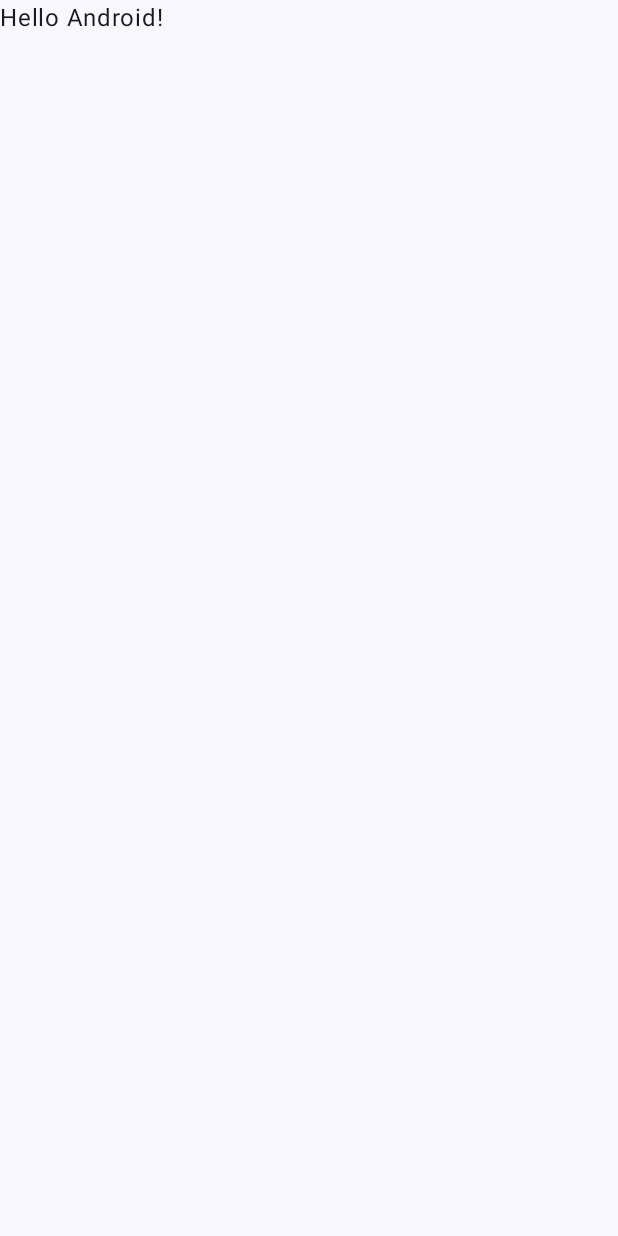
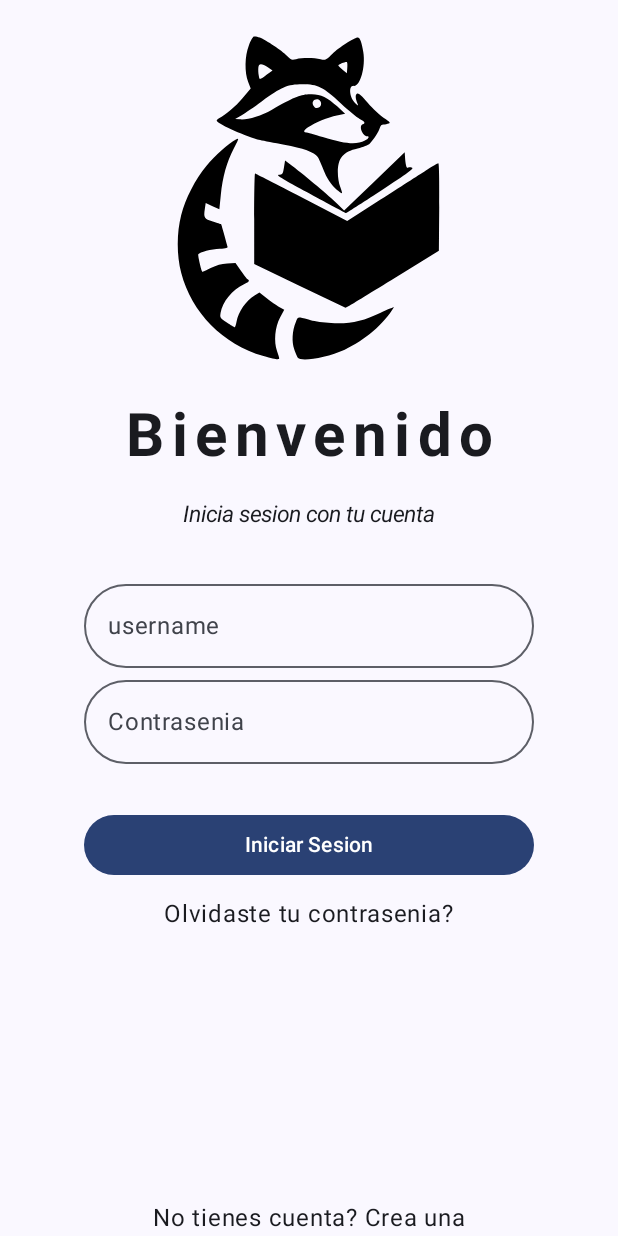
Before and after one commit to PDM-24/proyecto-power-rangers, an Android app built with Jetpack Compose: the screen it shows after launch (MainActivity), on a phone screen of 412 x 824 dp. Before the commit the screen is almost empty. Run offline under Robolectric (Android 15) with nearby library versions, the phone set to English and light mode, and no system bars.

Commit message:
feat(build): Add dependencies
coroutines, navigation, lifecycle viewmodel, dependencies were added
kotlinCompilerExtensionVersion was updated to 1.5.14
kotlin was updated to 1.9.24
ksp was added

```diff
--- a/app/src/main/java/com/pw2024/proyectomoviles/MainActivity.kt
+++ b/app/src/main/java/com/pw2024/proyectomoviles/MainActivity.kt
@@ -11,37 +11,19 @@ import androidx.compose.material3.Text
 import androidx.compose.runtime.Composable
 import androidx.compose.ui.Modifier
 import androidx.compose.ui.tooling.preview.Preview
+import com.pw2024.proyectomoviles.ui.login.LoginScreen
+import com.pw2024.proyectomoviles.ui.login.LoginViewModel
 import com.pw2024.proyectomoviles.ui.theme.ProyectoMovilesTheme
 
 class MainActivity : ComponentActivity() {
+    val viewModel = LoginViewModel()
     override fun onCreate(savedInstanceState: Bundle?) {
         super.onCreate(savedInstanceState)
         enableEdgeToEdge()
         setContent {
             ProyectoMovilesTheme {
-                Scaffold(modifier = Modifier.fillMaxSize()) { innerPadding ->
-                    Greeting(
-                        name = "Android",
-                        modifier = Modifier.padding(innerPadding)
-                    )
-                }
+                LoginScreen(viewModel)
             }
         }
     }
 }
-
-@Composable
-fun Greeting(name: String, modifier: Modifier = Modifier) {
-    Text(
-        text = "Hello $name!",
-        modifier = modifier
-    )
-}
-
-@Preview(showBackground = true)
-@Composable
-fun GreetingPreview() {
-    ProyectoMovilesTheme {
-        Greeting("Android")
-    }
-}
--- /dev/null
+++ b/app/src/main/java/com/pw2024/proyectomoviles/ui/login/LoginEvent.kt
@@ -0,0 +1,6 @@
+package com.pw2024.proyectomoviles.ui.login
+
+sealed class LoginEvent {
+    data class UpdateUsername(val updatedUsername: String): LoginEvent()
+    data class UpdatePassword(val updatedPassword: String): LoginEvent()
+}
--- a/app/src/main/java/com/pw2024/proyectomoviles/ui/login/LoginScreen.kt
+++ b/app/src/main/java/com/pw2024/proyectomoviles/ui/login/LoginScreen.kt
@@ -15,6 +15,7 @@ import androidx.compose.material3.OutlinedTextField
 import androidx.compose.material3.Scaffold
 import androidx.compose.material3.Text
 import androidx.compose.runtime.Composable
+import androidx.compose.runtime.collectAsState
 import androidx.compose.runtime.mutableStateOf
 import androidx.compose.runtime.remember
 import androidx.compose.ui.Alignment
@@ -32,15 +33,11 @@ import androidx.compose.ui.unit.sp
 import com.pw2024.proyectomoviles.R
 
 
-@Preview(showSystemUi = true)
 @Composable
-fun LoginScreen() {
-    val email = remember {
-        mutableStateOf("")
-    }
-    val password = remember {
-        mutableStateOf("")
-    }
+fun LoginScreen(viewModel: LoginViewModel) {
+    val loginState = viewModel.loginState.collectAsState()
+    val username = loginState.value.username
+    val password = loginState.value.password
     Scaffold {
         Column(
             modifier = Modifier
@@ -91,17 +88,21 @@ fun LoginScreen() {
                     )
                     Spacer(modifier = Modifier.height(30.dp))
                     OutlinedTextField(
-                        value = email.value,
-                        onValueChange = { email.value = it },
-                        label = { Text(text = "Email") },
+                        value = username,
+                        onValueChange = {
+                            viewModel.onEvent(LoginEvent.UpdateUsername(it))
+                        },
+                        label = { Text(text = "username") },
                         shape = RoundedCornerShape(30.dp),
                         modifier = Modifier
                             .width(300.dp)
 
                     )
                     OutlinedTextField(
-                        value = password.value,
-                        onValueChange = { password.value = it },
+                        value = password,
+                        onValueChange = {
+                            viewModel.onEvent(LoginEvent.UpdatePassword(it))
+                        },
                         label = { Text(text = "Contrasenia") },
                         shape = RoundedCornerShape(30.dp),
                         visualTransformation = PasswordVisualTransformation(),
--- /dev/null
+++ b/app/src/main/java/com/pw2024/proyectomoviles/ui/login/LoginState.kt
@@ -0,0 +1,6 @@
+package com.pw2024.proyectomoviles.ui.login
+
+data class LoginState(
+    var username: String = "",
+    var password: String = ""
+)
--- /dev/null
+++ b/app/src/main/java/com/pw2024/proyectomoviles/ui/login/LoginViewModel.kt
@@ -0,0 +1,25 @@
+package com.pw2024.proyectomoviles.ui.login
+
+import androidx.lifecycle.ViewModel
+import kotlinx.coroutines.flow.MutableStateFlow
+import kotlinx.coroutines.flow.asStateFlow
+
+class LoginViewModel: ViewModel() {
+    private val _loginState = MutableStateFlow(LoginState())
+    val loginState = _loginState.asStateFlow()
+
+    fun onEvent(event: LoginEvent) {
+        when (event) {
+            is LoginEvent.UpdatePassword -> {
+                _loginState.value = loginState.value.copy(
+                    password = event.updatedPassword
+                )
+            }
+            is LoginEvent.UpdateUsername -> {
+                _loginState.value = loginState.value.copy(
+                    username = event.updatedUsername
+                )
+            }
+        }
+    }
+}
--- a/build.gradle.kts
+++ b/build.gradle.kts
@@ -1,5 +1,7 @@
 // Top-level build file where you can add configuration options common to all sub-projects/modules.
 plugins {
     alias(libs.plugins.android.application) apply false
-    alias(libs.plugins.jetbrains.kotlin.android) apply false
+    id("org.jetbrains.kotlin.android") version "1.9.24" apply false
+    //alias(libs.plugins.jetbrains.kotlin.android) apply false
+    id("com.google.devtools.ksp") version "1.9.24-1.0.20" apply false
 }
```
Also changed, not shown: app/build.gradle.kts (+18 -2 lines).
